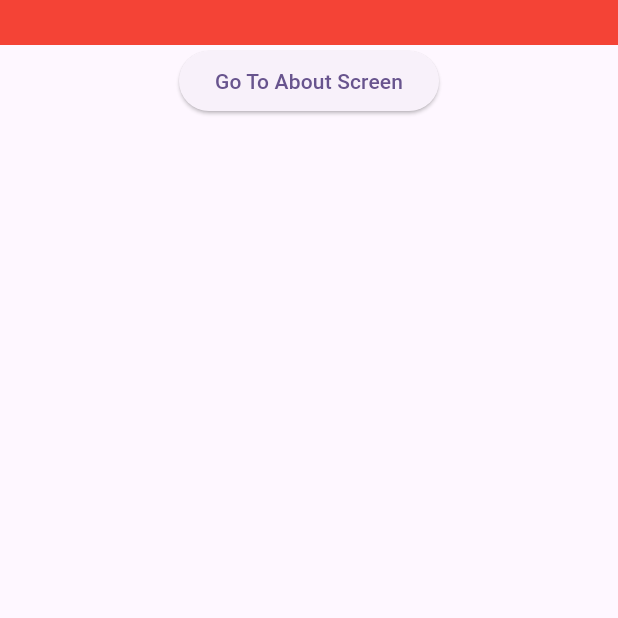
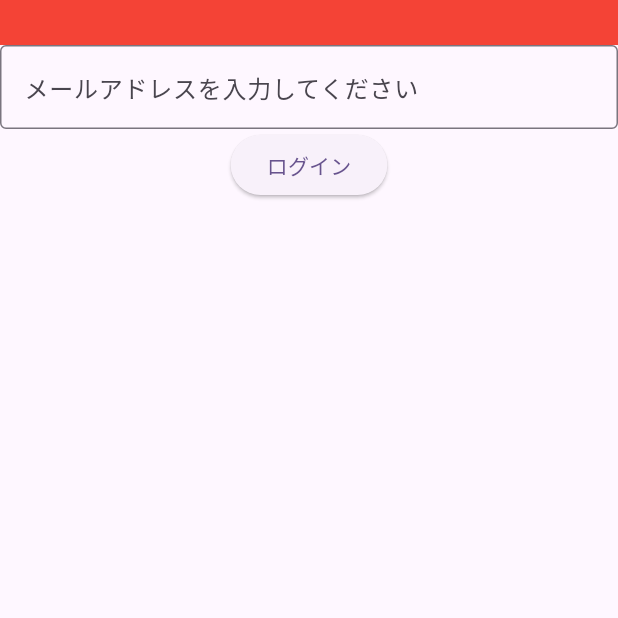
Before and after one commit to shimano-yuuki/training_app, a Flutter app: the screen it shows after launch, on a phone screen of 412 x 824 dp, the top half of it. Run offline on Flutter 3.47's test engine with Material 3 defaults, Android fonts, the phone set to English and light mode, and no system bars; our stand-ins replace flutter_riverpod, go_router.

Commit message:
テキストコントローラーの定義

```diff
--- /dev/null
+++ b/lib/presentation/page/page/componets/email_text_form_field.dart
@@ -0,0 +1,34 @@
+import 'package:flutter/material.dart';
+
+class EmailTextFormField extends StatefulWidget {
+  const EmailTextFormField({super.key, required this.labelText});
+  final String labelText;
+
+  @override
+  State<EmailTextFormField> createState() => _EmailTextFormFieldState();
+}
+
+class _EmailTextFormFieldState extends State<EmailTextFormField> {
+  final _emailController = TextEditingController();
+  @override
+  Widget build(BuildContext context) {
+    return TextFormField(
+      controller: _emailController,
+      decoration: InputDecoration(
+        labelText: widget.labelText,
+        border: const OutlineInputBorder(),
+      ),
+      validator: (value) {
+        if (value == null || value.isEmpty) {
+          return 'メールアドレスを入力してください';
+        }
+        String pattern = r'^[a-zA-Z0-9._%+-]+@[a-zA-Z0-9.-]+\.[a-zA-Z]{2,}$';
+        RegExp regex = RegExp(pattern);
+        if (!regex.hasMatch(value)) {
+          return 'メールアドレスの形式が間違っています';
+        }
+        return null;
+      },
+    );
+  }
+}
--- a/lib/presentation/page/page/sign_in_page.dart
+++ b/lib/presentation/page/page/sign_in_page.dart
@@ -1,6 +1,7 @@
 import 'package:flutter/material.dart';
 import 'package:flutter_riverpod/flutter_riverpod.dart';
 import 'package:go_router/go_router.dart';
+import 'package:training_app/presentation/page/page/componets/email_text_form_field.dart';
 
 class SignInPage extends ConsumerWidget {
   const SignInPage({super.key});
@@ -14,12 +15,13 @@ class SignInPage extends ConsumerWidget {
             height: 30,
             color: Colors.red,
           ),
+          const EmailTextFormField(labelText: 'メールアドレスを入力してください'),
           ElevatedButton(
             onPressed: () {
               context.go('/home');
             },
             child: const Text(
-              "Go To About Screen",
+              "ログイン",
             ),
           )
         ],
```
Also changed, not shown: lib/presentation/page/notifier/sign_in_page_state_notifier.dart (deleted, +0 -10 lines).
